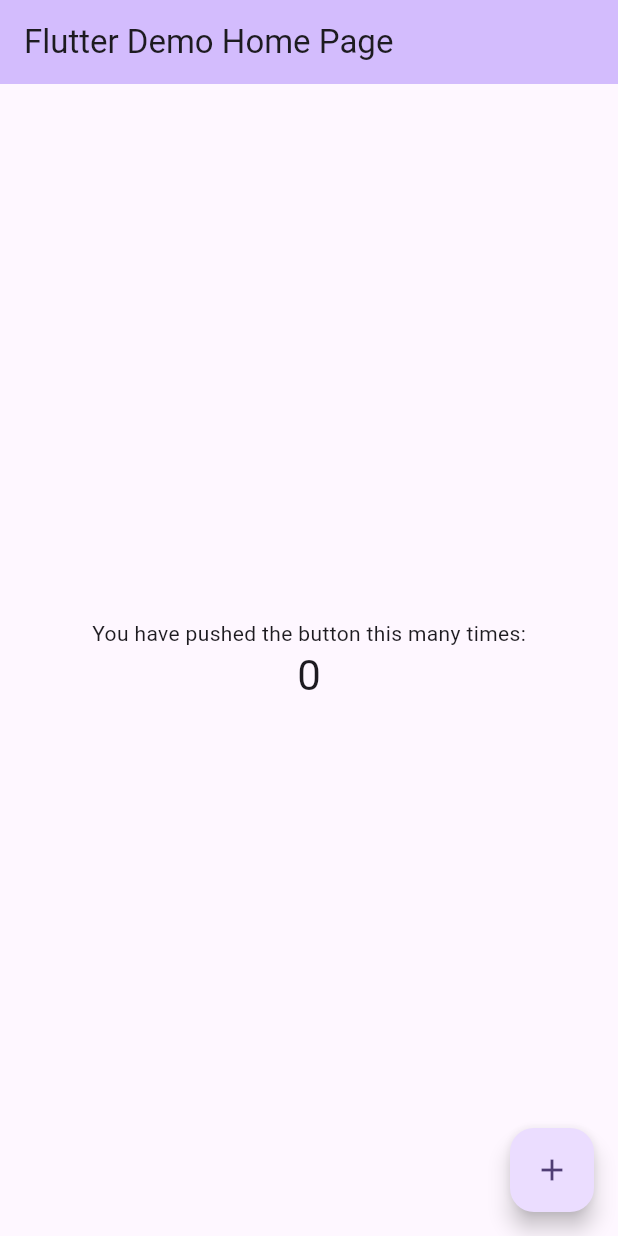
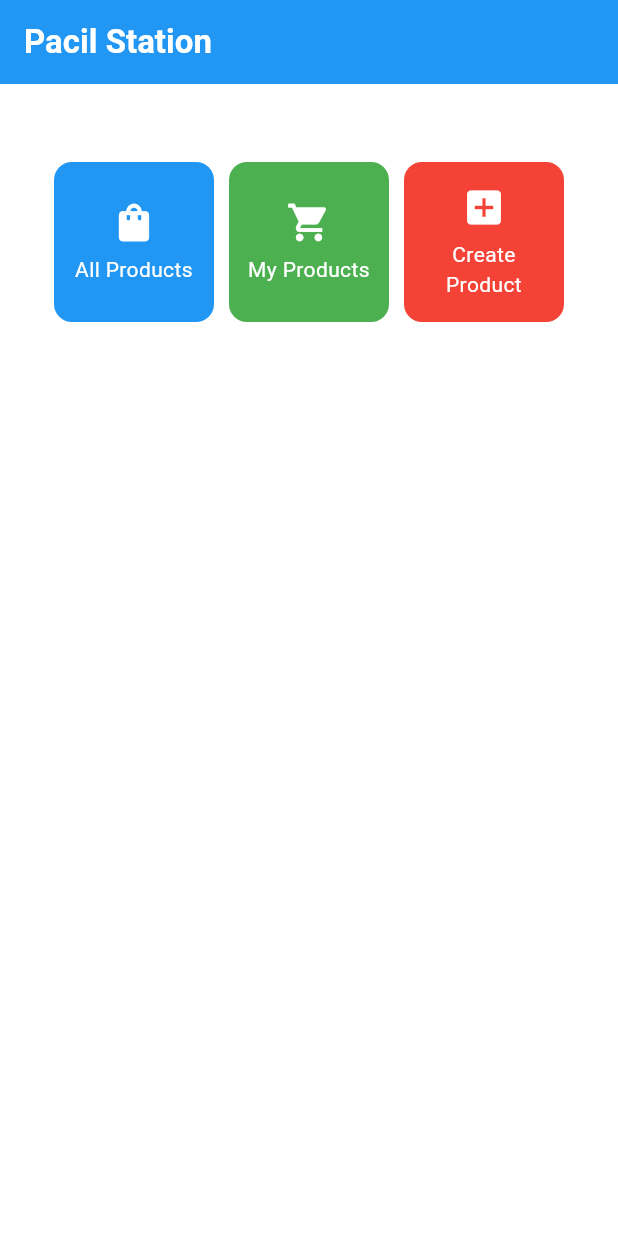
Before and after one commit to HeraldoArman/tugas-individu-mobile-PBP, a Flutter app: the screen it shows after launch, on a phone screen of 412 x 824 dp. Run offline on Flutter 3.47's test engine with Material 3 defaults, Android fonts, the phone set to English and light mode, and no system bars.

Commit message:
feat: tugas 7 done

```diff
--- a/lib/main.dart
+++ b/lib/main.dart
@@ -1,4 +1,5 @@
 import 'package:flutter/material.dart';
+import 'menu.dart';
 
 void main() {
   runApp(const MyApp());
@@ -11,7 +12,7 @@
   @override
   Widget build(BuildContext context) {
     return MaterialApp(
-      title: 'Flutter Demo',
+      title: 'Pacil Station',
       theme: ThemeData(
         // This is the theme of your application.
         //
@@ -28,95 +29,14 @@
         //
         // This works for code too, not just values: Most code changes can be
         // tested with just a hot reload.
-        colorScheme: ColorScheme.fromSeed(seedColor: Colors.deepPurple),
+        colorScheme: ColorScheme.fromSwatch(
+          primarySwatch: Colors.blue,
+        ).copyWith(secondary: Colors.blueAccent[400]),
       ),
-      home: const MyHomePage(title: 'Flutter Demo Home Page'),
+      home: MyHomePage(
+        colorScheme: Theme.of(context).colorScheme,
+      ),
+      // MyHomePage(),
     );
   }
 }
-
-class MyHomePage extends StatefulWidget {
-  const MyHomePage({super.key, required this.title});
-
-  // This widget is the home page of your application. It is stateful, meaning
-  // that it has a State object (defined below) that contains fields that affect
-  // how it looks.
-
-  // This class is the configuration for the state. It holds the values (in this
-  // case the title) provided by the parent (in this case the App widget) and
-  // used by the build method of the State. Fields in a Widget subclass are
-  // always marked "final".
-
-  final String title;
-
-  @override
-  State<MyHomePage> createState() => _MyHomePageState();
-}
-
-class _MyHomePageState extends State<MyHomePage> {
-  int _counter = 0;
-
-  void _incrementCounter() {
-    setState(() {
-      // This call to setState tells the Flutter framework that something has
-      // changed in this State, which causes it to rerun the build method below
-      // so that the display can reflect the updated values. If we changed
-      // _counter without calling setState(), then the build method would not be
-      // called again, and so nothing would appear to happen.
-      _counter++;
-    });
-  }
-
-  @override
-  Widget build(BuildContext context) {
-    // This method is rerun every time setState is called, for instance as done
-    // by the _incrementCounter method above.
-    //
-    // The Flutter framework has been optimized to make rerunning build methods
-    // fast, so that you can just rebuild anything that needs updating rather
-    // than having to individually change instances of widgets.
-    return Scaffold(
-      appBar: AppBar(
-        // TRY THIS: Try changing the color here to a specific color (to
-        // Colors.amber, perhaps?) and trigger a hot reload to see the AppBar
-        // change color while the other colors stay the same.
-        backgroundColor: Theme.of(context).colorScheme.inversePrimary,
-        // Here we take the value from the MyHomePage object that was created by
-        // the App.build method, and use it to set our appbar title.
-        title: Text(widget.title),
-      ),
-      body: Center(
-        // Center is a layout widget. It takes a single child and positions it
-        // in the middle of the parent.
-        child: Column(
-          // Column is also a layout widget. It takes a list of children and
-          // arranges them vertically. By default, it sizes itself to fit its
-          // children horizontally, and tries to be as tall as its parent.
-          //
-          // Column has various properties to control how it sizes itself and
-          // how it positions its children. Here we use mainAxisAlignment to
-          // center the children vertically; the main axis here is the vertical
-          // axis because Columns are vertical (the cross axis would be
-          // horizontal).
-          //
-          // TRY THIS: Invoke "debug painting" (choose the "Toggle Debug Paint"
-          // action in the IDE, or press "p" in the console), to see the
-          // wireframe for each widget.
-          mainAxisAlignment: MainAxisAlignment.center,
-          children: <Widget>[
-            const Text('You have pushed the button this many times:'),
-            Text(
-              '$_counter',
-              style: Theme.of(context).textTheme.headlineMedium,
-            ),
-          ],
-        ),
-      ),
-      floatingActionButton: FloatingActionButton(
-        onPressed: _incrementCounter,
-        tooltip: 'Increment',
-        child: const Icon(Icons.add),
-      ), // This trailing comma makes auto-formatting nicer for build methods.
-    );
-  }
-}
--- a/lib/menu.dart
+++ b/lib/menu.dart
@@ -0,0 +1,154 @@
+import 'package:flutter/material.dart';
+
+class ItemHomepage {
+  final String name;
+  final IconData icon;
+  final Color? color;
+  ItemHomepage({required this.name, required this.icon, this.color});
+}
+
+class MyHomePage extends StatelessWidget {
+  MyHomePage({super.key, required ColorScheme colorScheme});
+
+
+  final List<ItemHomepage> items = [
+    ItemHomepage(name: "All Products", icon: Icons.shopping_bag, color: Colors.blue),
+    ItemHomepage(name: "My Products", icon: Icons.shopping_cart, color: Colors.green),
+    ItemHomepage(name: "Create Product", icon: Icons.add_box, color: Colors.red),
+  ];
+
+  @override
+  Widget build(BuildContext context) {
+    // Scaffold menyediakan struktur dasar halaman dengan AppBar dan body.
+    return Scaffold(
+      // AppBar adalah bagian atas halaman yang menampilkan judul.
+      appBar: AppBar(
+        // Judul aplikasi "Football News" dengan teks putih dan tebal.
+        title: const Text(
+          'Pacil Station',
+          style: TextStyle(color: Colors.white, fontWeight: FontWeight.bold),
+        ),
+        // Warna latar belakang AppBar diambil dari skema warna tema aplikasi.
+        backgroundColor: Theme.of(context).colorScheme.primary,
+      ),
+      // Body halaman dengan padding di sekelilingnya.
+      body: Padding(
+        padding: const EdgeInsets.all(16.0),
+        // Menyusun widget secara vertikal dalam sebuah kolom.
+        child: Column(
+          crossAxisAlignment: CrossAxisAlignment.center,
+          children: [
+
+
+            // Memberikan jarak vertikal 16 unit.
+            const SizedBox(height: 16.0),
+
+            // Menempatkan widget berikutnya di tengah halaman.
+            Center(
+              child: Column(
+                // Menyusun teks dan grid item secara vertikal.
+                children: [
+
+
+                  // Grid untuk menampilkan ItemCard dalam bentuk grid 3 kolom.
+                  GridView.count(
+                    primary: true,
+                    padding: const EdgeInsets.all(20),
+                    crossAxisSpacing: 10,
+                    mainAxisSpacing: 10,
+                    crossAxisCount: 3,
+                    // Agar grid menyesuaikan tinggi kontennya.
+                    shrinkWrap: true,
+
+                    // Menampilkan ItemCard untuk setiap item dalam list items.
+                    children: items.map((ItemHomepage item) {
+                      return ItemCard(item: item);
+                    }).toList(),
+                  ),
+                ],
+              ),
+            ),
+          ],
+        ),
+      ),
+    );
+  }
+}
+
+class InfoCard extends StatelessWidget {
+  final String title;
+  final String content;
+
+  const InfoCard({super.key, required this.title, required this.content});
+
+  @override
+  Widget build(BuildContext context) {
+    return Card(
+      // Membuat kotak kartu dengan bayangan dibawahnya.
+      elevation: 2.0,
+      // Mengatur ukuran dan jarak di dalam kartu.
+      child: Container(
+        width:
+            MediaQuery.of(context).size.width /
+            3.5, // menyesuaikan dengan lebar device yang digunakan.
+        padding: const EdgeInsets.all(16.0),
+        // Menyusun title dan content secara vertikal.
+        child: Column(
+          children: [
+            Text(title, style: const TextStyle(fontWeight: FontWeight.bold)),
+            const SizedBox(height: 8.0),
+            Text(content, textAlign: TextAlign.center,),
+          ],
+        ),
+      ),
+    );
+  }
+}
+
+class ItemCard extends StatelessWidget {
+  final ItemHomepage item;
+  const ItemCard({super.key, required this.item});
+
+  @override
+  Widget build(BuildContext context) {
+    return Material(
+      // Menentukan warna latar belakang dari tema aplikasi.
+      color: item.color ?? Theme.of(context).colorScheme.primary,
+      // Membuat sudut kartu melengkung.
+      borderRadius: BorderRadius.circular(12),
+
+      child: InkWell(
+        // Aksi ketika kartu ditekan.
+        onTap: () {
+          // Menampilkan pesan SnackBar saat kartu ditekan.
+          ScaffoldMessenger.of(context)
+            ..hideCurrentSnackBar()
+            ..showSnackBar(
+              SnackBar(
+                content: Text("Kamu telah menekan tombol ${item.name}!"),
+              ),
+            );
+        },
+        // Container untuk menyimpan Icon dan Text
+        child: Container(
+          padding: const EdgeInsets.all(8),
+          child: Center(
+            child: Column(
+              // Menyusun ikon dan teks di tengah kartu.
+              mainAxisAlignment: MainAxisAlignment.center,
+              children: [
+                Icon(item.icon, color: Colors.white, size: 30.0),
+                const Padding(padding: EdgeInsets.all(3)),
+                Text(
+                  item.name,
+                  textAlign: TextAlign.center,
+                  style: const TextStyle(color: Colors.white),
+                ),
+              ],
+            ),
+          ),
+        ),
+      ),
+    );
+  }
+}
```
Also changed, not shown: image/main_page.png (added), 1 other file.
